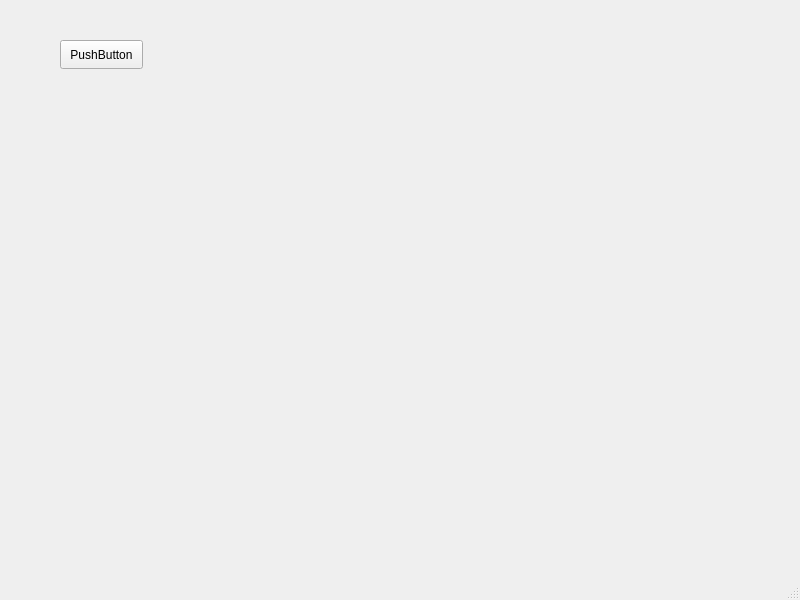
First picture: the form in mainwindow.ui, repository sapondanaisriwan/Do-for-, before the edit.
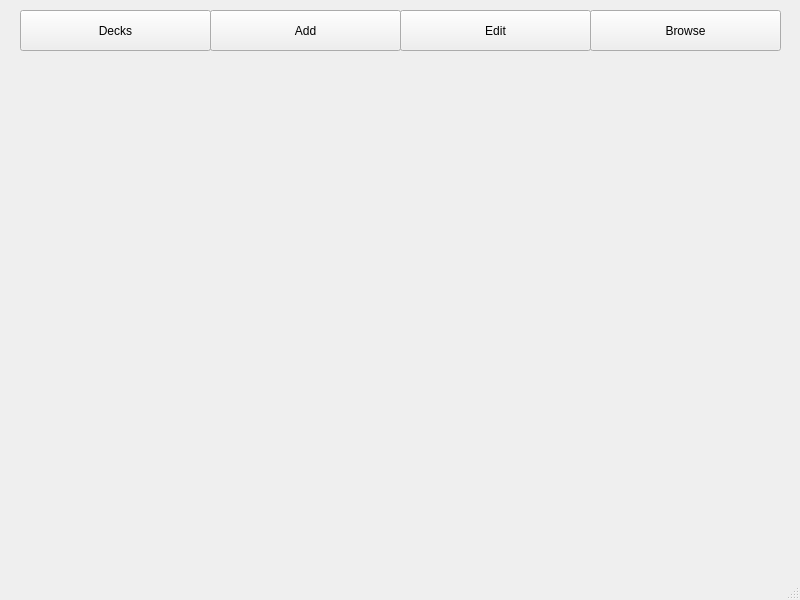
Second picture: the form after the edit.

```diff
--- a/mainwindow.ui
+++ b/mainwindow.ui
@@ -14,17 +14,69 @@
    <string>MainWindow</string>
   </property>
   <widget class="QWidget" name="centralwidget">
+   <widget class="QLabel" name="label">
+    <property name="geometry">
+     <rect>
+      <x>50</x>
+      <y>30</y>
+      <width>49</width>
+      <height>16</height>
+     </rect>
+    </property>
+    <property name="text">
+     <string/>
+    </property>
+   </widget>
    <widget class="QPushButton" name="pushButton">
     <property name="geometry">
      <rect>
-      <x>60</x>
-      <y>40</y>
-      <width>83</width>
-      <height>29</height>
+      <x>20</x>
+      <y>10</y>
+      <width>191</width>
+      <height>41</height>
      </rect>
     </property>
     <property name="text">
-     <string>PushButton</string>
+     <string>Decks</string>
+    </property>
+   </widget>
+   <widget class="QPushButton" name="pushAdd">
+    <property name="geometry">
+     <rect>
+      <x>210</x>
+      <y>10</y>
+      <width>191</width>
+      <height>41</height>
+     </rect>
+    </property>
+    <property name="text">
+     <string>Add</string>
+    </property>
+   </widget>
+   <widget class="QPushButton" name="pushEdit">
+    <property name="geometry">
+     <rect>
+      <x>400</x>
+      <y>10</y>
+      <width>191</width>
+      <height>41</height>
+     </rect>
+    </property>
+    <property name="text">
+     <string>Edit</string>
+    </property>
+   </widget>
+   <widget class="QPushButton" name="pushButton_4">
+    <property name="geometry">
+     <rect>
+      <x>590</x>
+      <y>10</y>
+      <width>191</width>
+      <height>41</height>
+     </rect>
+    </property>
+    <property name="text">
+     <string>Browse</string>
     </property>
    </widget>
   </widget>
```
Left out of the diff: 2 changed lines with no effect on the pictures.
